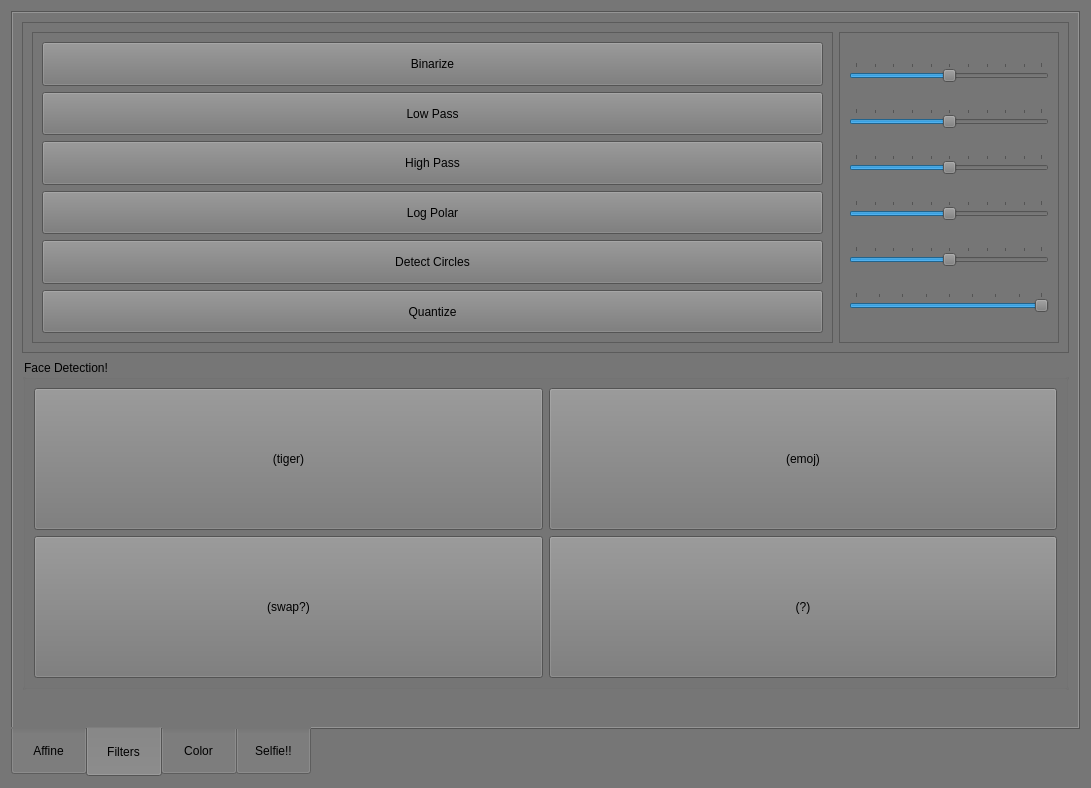
Before: the Qt Designer form App/ImageRIT/panel.ui in natedileas/ImageRIT, drawn with Qt 5.
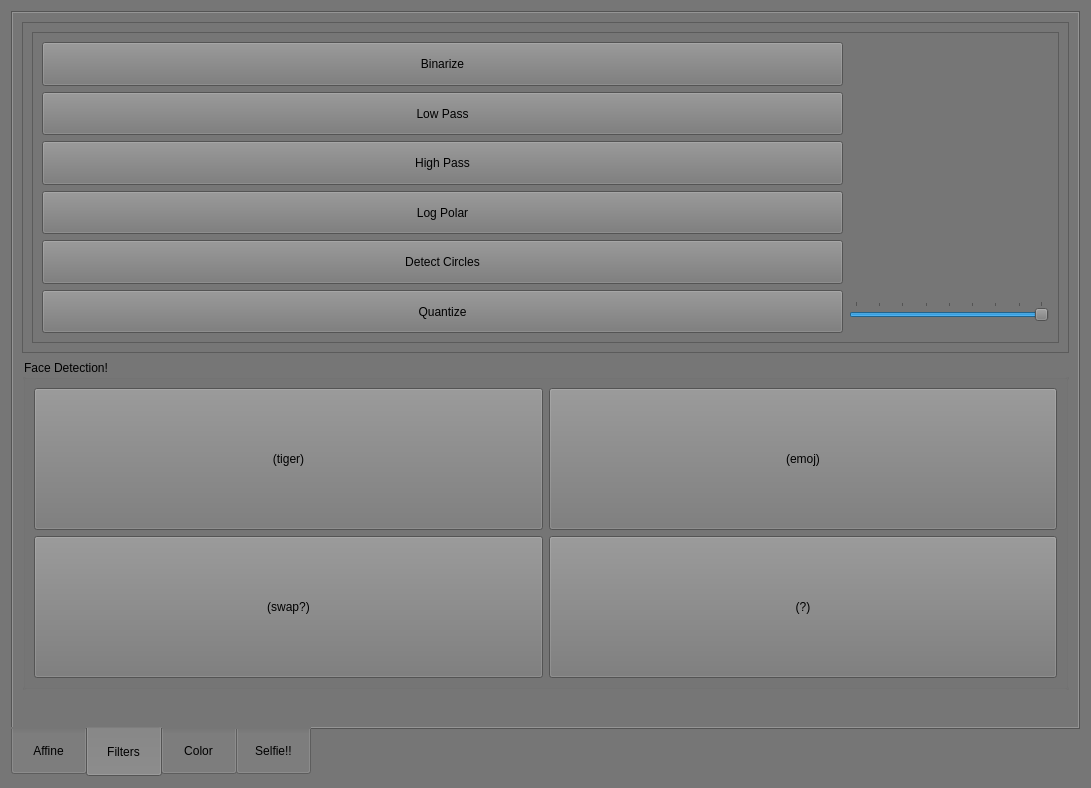
After: the same form once the commit is applied. The open tabs and pages were chosen to show the change. Icons and pictures are not drawn.

Diff of the .ui file:
```diff
--- a/App/ImageRIT/panel.ui
+++ b/App/ImageRIT/panel.ui
@@ -349,8 +349,8 @@
             <property name="frameShadow">
              <enum>QFrame::Raised</enum>
             </property>
-            <layout class="QVBoxLayout" name="verticalLayout">
-             <item>
+            <layout class="QGridLayout" name="gridLayout_9">
+             <item row="0" column="0">
               <widget class="QPushButton" name="Binarize">
                <property name="sizePolicy">
                 <sizepolicy hsizetype="Expanding" vsizetype="Expanding">
@@ -366,33 +366,7 @@
                </property>
               </widget>
              </item>
-             <item>
-              <widget class="QPushButton" name="pushButton">
-               <property name="sizePolicy">
-                <sizepolicy hsizetype="Expanding" vsizetype="Expanding">
-                 <horstretch>0</horstretch>
-                 <verstretch>0</verstretch>
-                </sizepolicy>
-               </property>
-               <property name="text">
-                <string>Low Pass</string>
-               </property>
-              </widget>
-             </item>
-             <item>
-              <widget class="QPushButton" name="pushButton_4">
-               <property name="sizePolicy">
-                <sizepolicy hsizetype="Expanding" vsizetype="Expanding">
-                 <horstretch>0</horstretch>
-                 <verstretch>0</verstretch>
-                </sizepolicy>
-               </property>
-               <property name="text">
-                <string>High Pass</string>
-               </property>
-              </widget>
-             </item>
-             <item>
+             <item row="3" column="0">
               <widget class="QPushButton" name="pushButton_6">
                <property name="sizePolicy">
                 <sizepolicy hsizetype="Expanding" vsizetype="Expanding">
@@ -405,8 +379,8 @@
                </property>
               </widget>
              </item>
-             <item>
-              <widget class="QPushButton" name="pushButton_5">
+             <item row="4" column="0">
+              <widget class="QPushButton" name="circles">
                <property name="sizePolicy">
                 <sizepolicy hsizetype="Expanding" vsizetype="Expanding">
                  <horstretch>0</horstretch>
@@ -416,9 +390,12 @@
                <property name="text">
                 <string>Detect Circles</string>
                </property>
+               <property name="checkable">
+                <bool>true</bool>
+               </property>
               </widget>
              </item>
-             <item>
+             <item row="5" column="0">
               <widget class="QPushButton" name="quantize_b">
                <property name="sizePolicy">
                 <sizepolicy hsizetype="Expanding" vsizetype="Expanding">
@@ -434,161 +411,33 @@
                </property>
               </widget>
              </item>
-            </layout>
-           </widget>
-          </item>
-          <item>
-           <widget class="QFrame" name="frame_5">
-            <property name="frameShape">
-             <enum>QFrame::StyledPanel</enum>
-            </property>
-            <property name="frameShadow">
-             <enum>QFrame::Raised</enum>
-            </property>
-            <layout class="QGridLayout" name="gridLayout_4">
              <item row="1" column="0">
-              <widget class="QSlider" name="horizontalSlider_2">
+              <widget class="QPushButton" name="pushButton">
                <property name="sizePolicy">
-                <sizepolicy hsizetype="Minimum" vsizetype="Fixed">
+                <sizepolicy hsizetype="Expanding" vsizetype="Expanding">
                  <horstretch>0</horstretch>
                  <verstretch>0</verstretch>
                 </sizepolicy>
                </property>
-               <property name="minimumSize">
-                <size>
-                 <width>200</width>
-                 <height>15</height>
-                </size>
-               </property>
-               <property name="baseSize">
-                <size>
-                 <width>0</width>
-                 <height>0</height>
-                </size>
-               </property>
-               <property name="value">
-                <number>50</number>
-               </property>
-               <property name="orientation">
-                <enum>Qt::Horizontal</enum>
-               </property>
-               <property name="tickPosition">
-                <enum>QSlider::TicksAbove</enum>
-               </property>
-               <property name="tickInterval">
-                <number>10</number>
-               </property>
-              </widget>
-             </item>
-             <item row="0" column="0">
-              <widget class="QSlider" name="horizontalSlider">
-               <property name="sizePolicy">
-                <sizepolicy hsizetype="Minimum" vsizetype="Fixed">
-                 <horstretch>0</horstretch>
-                 <verstretch>0</verstretch>
-                </sizepolicy>
-               </property>
-               <property name="minimumSize">
-                <size>
-                 <width>200</width>
-                 <height>15</height>
-                </size>
-               </property>
-               <property name="maximumSize">
-                <size>
-                 <width>16777215</width>
-                 <height>16777215</height>
-                </size>
-               </property>
-               <property name="baseSize">
-                <size>
-                 <width>0</width>
-                 <height>0</height>
-                </size>
-               </property>
-               <property name="sliderPosition">
-                <number>50</number>
-               </property>
-               <property name="orientation">
-                <enum>Qt::Horizontal</enum>
-               </property>
-               <property name="tickPosition">
-                <enum>QSlider::TicksAbove</enum>
-               </property>
-               <property name="tickInterval">
-                <number>10</number>
+               <property name="text">
+                <string>Low Pass</string>
                </property>
               </widget>
              </item>
              <item row="2" column="0">
-              <widget class="QSlider" name="horizontalSlider_3">
+              <widget class="QPushButton" name="pushButton_4">
                <property name="sizePolicy">
-                <sizepolicy hsizetype="Minimum" vsizetype="Fixed">
+                <sizepolicy hsizetype="Expanding" vsizetype="Expanding">
                  <horstretch>0</horstretch>
                  <verstretch>0</verstretch>
                 </sizepolicy>
                </property>
-               <property name="minimumSize">
-                <size>
-                 <width>200</width>
-                 <height>15</height>
-                </size>
+               <property name="text">
+                <string>High Pass</string>
                </property>
-               <property name="baseSize">
-                <size>
-                 <width>0</width>
-                 <height>0</height>
-                </size>
-               </property>
-               <property name="value">
-                <number>50</number>
-               </property>
-               <property name="orientation">
-                <enum>Qt::Horizontal</enum>
-               </property>
-               <property name="tickPosition">
-                <enum>QSlider::TicksAbove</enum>
-               </property>
-               <property name="tickInterval">
-                <number>10</number>
-               </property>
               </widget>
              </item>
-             <item row="3" column="0">
-              <widget class="QSlider" name="horizontalSlider_4">
-               <property name="sizePolicy">
-                <sizepolicy hsizetype="Minimum" vsizetype="Fixed">
-                 <horstretch>0</horstretch>
-                 <verstretch>0</verstretch>
-                </sizepolicy>
-               </property>
-               <property name="minimumSize">
-                <size>
-                 <width>200</width>
-                 <height>15</height>
-                </size>
-               </property>
-               <property name="baseSize">
-                <size>
-                 <width>0</width>
-                 <height>0</height>
-                </size>
-               </property>
-               <property name="value">
-                <number>50</number>
-               </property>
-               <property name="orientation">
-                <enum>Qt::Horizontal</enum>
-               </property>
-               <property name="tickPosition">
-                <enum>QSlider::TicksAbove</enum>
-               </property>
-               <property name="tickInterval">
-                <number>10</number>
-               </property>
-              </widget>
-             </item>
-             <item row="5" column="0">
+             <item row="5" column="1">
               <widget class="QSlider" name="quantize_s">
                <property name="sizePolicy">
                 <sizepolicy hsizetype="Minimum" vsizetype="Fixed">
@@ -628,40 +477,6 @@
                </property>
               </widget>
              </item>
-             <item row="4" column="0">
-              <widget class="QSlider" name="horizontalSlider_5">
-               <property name="sizePolicy">
-                <sizepolicy hsizetype="Minimum" vsizetype="Fixed">
-                 <horstretch>0</horstretch>
-                 <verstretch>0</verstretch>
-                </sizepolicy>
-               </property>
-               <property name="minimumSize">
-                <size>
-                 <width>200</width>
-                 <height>15</height>
-                </size>
-               </property>
-               <property name="baseSize">
-                <size>
-                 <width>0</width>
-                 <height>0</height>
-                </size>
-               </property>
-               <property name="value">
-                <number>50</number>
-               </property>
-               <property name="orientation">
-                <enum>Qt::Horizontal</enum>
-               </property>
-               <property name="tickPosition">
-                <enum>QSlider::TicksAbove</enum>
-               </property>
-               <property name="tickInterval">
-                <number>10</number>
-               </property>
-              </widget>
-             </item>
             </layout>
            </widget>
           </item>
```
Left out of the diff: 465 changed lines with no effect on the pictures.
